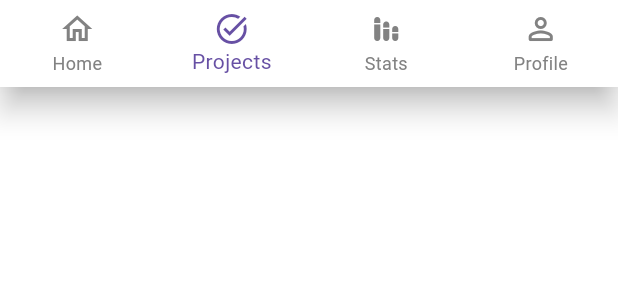
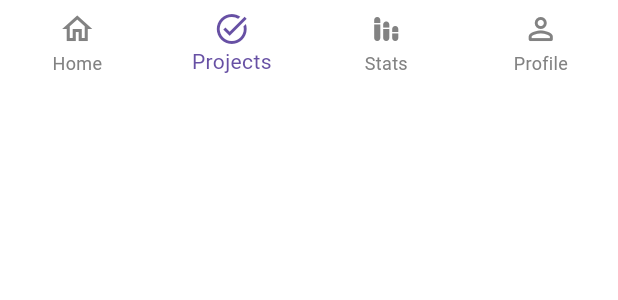
Before and after one commit to lillianxhub/Unitask-flutter, a Flutter app: the BottomNav widget shown alone on an empty page, opened directly, on a phone screen of 412 x 824 dp. Shown: the top 300 px of the screen. Run offline on Flutter 3.47's test engine with Material 3 defaults, Android fonts, the phone set to English and light mode, and no system bars; our stand-ins replace cloud_firestore, firebase_auth, firebase_core, google_sign_in, shared_preferences; accounts and stored records are empty; generated files the repository leaves out were written again.

Commit message:
feat: delete shadow on nav bar

```diff
--- a/lib/widgets/bottom_nav.dart
+++ b/lib/widgets/bottom_nav.dart
@@ -11,7 +11,7 @@ class BottomNav extends StatelessWidget {
     final theme = Theme.of(context);
     return BottomNavigationBar(
       backgroundColor: theme.bottomNavigationBarTheme.backgroundColor,
-      elevation: 8,
+      elevation: 0,
       currentIndex: currentIndex,
       onTap: onTap,
       type: BottomNavigationBarType.fixed,
```
